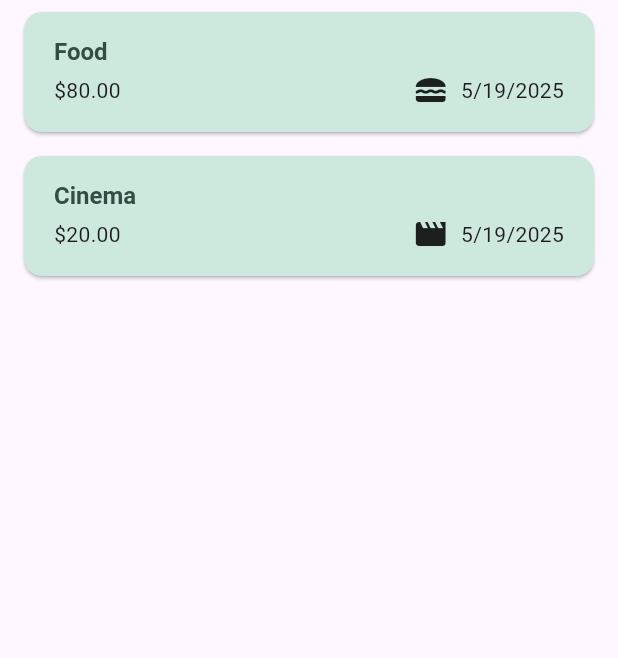
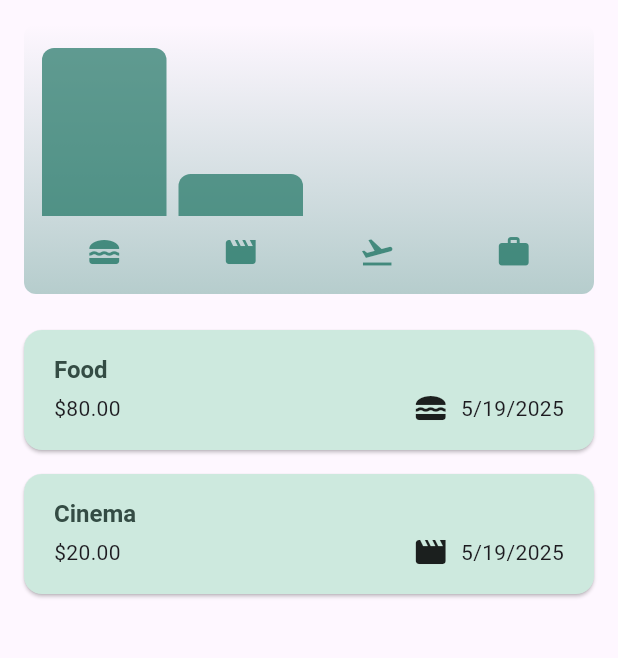
Before and after one commit to cintajay/expense_tracker, a Flutter app: the screen it shows after launch, on a phone screen of 412 x 824 dp, the part 84-742 px from its top. Run offline on Flutter 3.47's test engine with Material 3 defaults, Android fonts, the phone set to English and light mode, and no system bars.

Commit message:
Alternative Constructor Fn, Chart UI

```diff
--- a/lib/models/expense.dart
+++ b/lib/models/expense.dart
@@ -29,3 +29,24 @@ class Expense {
   }
 
 }
+
+//Alternative Constructor Function
+class ExpenseBucket {
+  ExpenseBucket({required this.category, required this.expenses});
+
+  ExpenseBucket.forCategory(List<Expense> allExpenses, this.category)
+      : expenses = allExpenses
+            .where((expense) => expense.category == category)
+            .toList();
+
+  final Category category;
+  final List<Expense> expenses;
+
+  double get totalExpenses {
+    double sum = 0;
+    for (final expense in expenses) {
+      sum += expense.amount;
+    }
+    return sum;
+  }
+}
--- /dev/null
+++ b/lib/widgets/chart/chart.dart
@@ -0,0 +1,95 @@
+import 'package:flutter/material.dart';
+
+import 'package:expense_tracker/widgets/chart/chart_bar.dart';
+import 'package:expense_tracker/models/expense.dart';
+
+class Chart extends StatelessWidget {
+  const Chart({super.key, required this.expenses});
+
+  final List<Expense> expenses;
+
+  List<ExpenseBucket> get buckets {
+    return [
+      ExpenseBucket.forCategory(expenses, Category.food),
+      ExpenseBucket.forCategory(expenses, Category.leisure),
+      ExpenseBucket.forCategory(expenses, Category.travel),
+      ExpenseBucket.forCategory(expenses, Category.work),
+    ];
+  }
+
+  double get maxTotalExpense { //the highest bucket chart is taken first and the rest in relation to that
+    double maxTotalExpense = 0;
+
+    for (final bucket in buckets) {
+      if (bucket.totalExpenses > maxTotalExpense) {
+        maxTotalExpense = bucket.totalExpenses;
+      }
+    }
+
+    return maxTotalExpense;
+  }
+
+  @override
+  Widget build(BuildContext context) {
+    final isDarkMode =
+        MediaQuery.of(context).platformBrightness == Brightness.dark;
+    return Container(
+      margin: const EdgeInsets.all(16),
+      padding: const EdgeInsets.symmetric(
+        vertical: 16,
+        horizontal: 8,
+      ),
+      width: double.infinity,
+      height: 180,
+      decoration: BoxDecoration(
+        borderRadius: BorderRadius.circular(8),
+        gradient: LinearGradient(
+          colors: [
+            Theme.of(context).colorScheme.primary.withOpacity(0.3),
+            Theme.of(context).colorScheme.primary.withOpacity(0.0)
+          ],
+          begin: Alignment.bottomCenter,
+          end: Alignment.topCenter,
+        ),
+      ),
+      child: Column(
+        children: [
+          Expanded(
+            child: Row(
+              crossAxisAlignment: CrossAxisAlignment.end,
+              children: [
+                for (final bucket in buckets) // alternative to map()
+                  ChartBar(
+                    fill: bucket.totalExpenses == 0
+                        ? 0
+                        : bucket.totalExpenses / maxTotalExpense,
+                  )
+              ],
+            ),
+          ),
+          const SizedBox(height: 12),
+          Row(
+            children: buckets
+                .map(
+                  (bucket) => Expanded(
+                    child: Padding(
+                      padding: const EdgeInsets.symmetric(horizontal: 4),
+                      child: Icon(
+                        categoryIcons[bucket.category],
+                        color: isDarkMode
+                            ? Theme.of(context).colorScheme.secondary
+                            : Theme.of(context)
+                                .colorScheme
+                                .primary
+                                .withOpacity(0.7),
+                      ),
+                    ),
+                  ),
+                )
+                .toList(),
+          )
+        ],
+      ),
+    );
+  }
+}
--- /dev/null
+++ b/lib/widgets/chart/chart_bar.dart
@@ -0,0 +1,34 @@
+import 'package:flutter/material.dart';
+
+class ChartBar extends StatelessWidget {
+  const ChartBar({
+    super.key,
+    required this.fill,
+  });
+
+  final double fill;
+
+  @override
+  Widget build(BuildContext context) {
+    final isDarkMode =
+        MediaQuery.of(context).platformBrightness == Brightness.dark;
+    return Expanded(
+      child: Padding(
+        padding: const EdgeInsets.symmetric(horizontal: 4),
+        child: FractionallySizedBox(
+          heightFactor: fill,
+          child: DecoratedBox(
+            decoration: BoxDecoration(
+              shape: BoxShape.rectangle,
+              borderRadius:
+                  const BorderRadius.vertical(top: Radius.circular(8)),
+              color: isDarkMode
+                  ? Theme.of(context).colorScheme.secondary
+                  : Theme.of(context).colorScheme.primary.withOpacity(0.65),
+            ),
+          ),
+        ),
+      ),
+    );
+  }
+}
--- a/lib/widgets/expenses_dashboard.dart
+++ b/lib/widgets/expenses_dashboard.dart
@@ -1,3 +1,4 @@
+import 'package:expense_tracker/widgets/chart/chart.dart';
 import 'package:expense_tracker/widgets/expenses_list.dart';
 import 'package:expense_tracker/models/expense.dart';
 import 'package:expense_tracker/widgets/new_expense.dart';
@@ -87,7 +88,14 @@ class _ExpensesDashboardState extends State<ExpensesDashboard> {
           ),
         ],
       ),
-      body: dashBoardBody
+      body: Column(
+        children: [
+          Chart(expenses: _registeredExpenses),
+          Expanded(
+            child: dashBoardBody
+          ),
+        ],
+      )
     );
   }
 }
```
